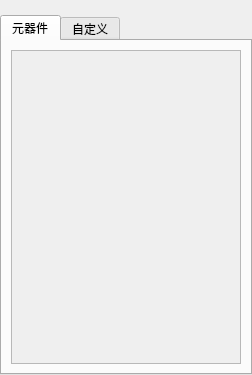
This is app/STToolBox.ui in Podmno/SLSApp as Qt 5 draws it before an edit. The edited form follows.
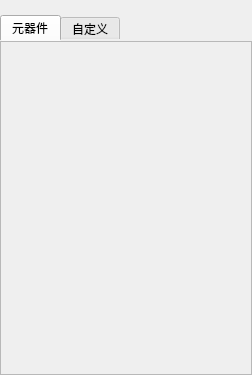
This is the edited form.

```diff
--- a/app/STToolBox.ui
+++ b/app/STToolBox.ui
@@ -13,7 +13,7 @@
   <property name="windowTitle">
    <string>Form</string>
   </property>
-  <layout class="QHBoxLayout" name="horizontalLayout">
+  <layout class="QGridLayout" name="gridLayout_6">
    <property name="leftMargin">
     <number>0</number>
    </property>
@@ -26,10 +26,16 @@
    <property name="bottomMargin">
     <number>0</number>
    </property>
-   <item>
-    <layout class="QHBoxLayout" name="horizontalLayout_2">
-     <item>
+   <item row="0" column="0">
+    <layout class="QGridLayout" name="gridLayout_4">
+     <item row="0" column="0">
       <widget class="QTabWidget" name="tabWidget">
+       <property name="styleSheet">
+        <string notr="true">QTabWidget::pane {
+border: 0;
+background-color: white;
+}</string>
+       </property>
        <property name="currentIndex">
         <number>0</number>
        </property>
@@ -43,11 +49,28 @@
         <attribute name="title">
          <string>元器件</string>
         </attribute>
-        <layout class="QHBoxLayout" name="horizontalLayout_3">
-         <item>
-          <layout class="QHBoxLayout" name="horizontalLayout_4">
-           <item>
+        <layout class="QGridLayout" name="gridLayout_5">
+         <property name="leftMargin">
+          <number>0</number>
+         </property>
+         <property name="topMargin">
+          <number>0</number>
+         </property>
+         <property name="rightMargin">
+          <number>0</number>
+         </property>
+         <property name="bottomMargin">
+          <number>0</number>
+         </property>
+         <item row="0" column="0">
+          <layout class="QGridLayout" name="gridLayout">
+           <item row="0" column="0">
             <widget class="QScrollArea" name="scrollArea">
+             <property name="styleSheet">
+              <string notr="true">QScroolArea {
+background: transparent;
+}</string>
+             </property>
              <property name="widgetResizable">
               <bool>true</bool>
              </property>
@@ -56,12 +79,12 @@
                <rect>
                 <x>0</x>
                 <y>0</y>
-                <width>200</width>
-                <height>294</height>
+                <width>246</width>
+                <height>334</height>
                </rect>
               </property>
-              <layout class="QHBoxLayout" name="horizontalLayout_5">
-               <item>
+              <layout class="QGridLayout" name="gridLayout_2">
+               <item row="0" column="0">
                 <layout class="QVBoxLayout" name="layoutContentModal"/>
                </item>
               </layout>
```
Left out of the diff: 16 changed lines with no effect on the pictures.
